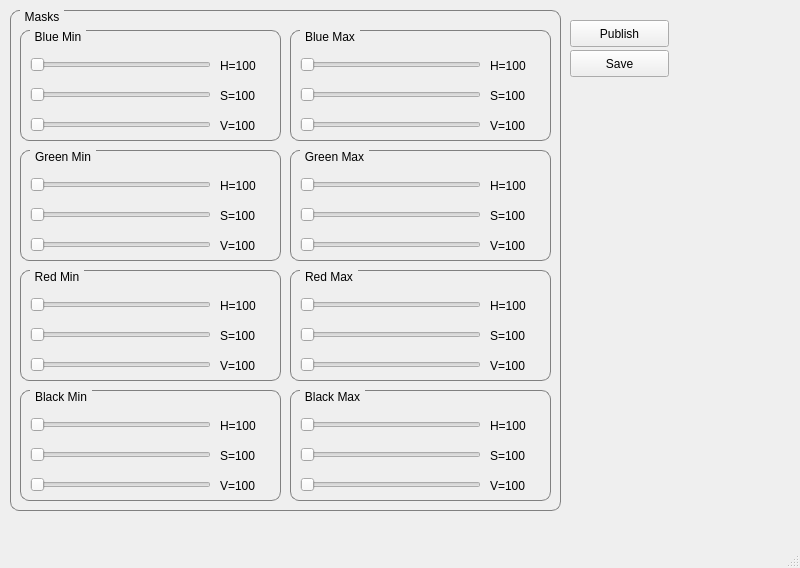
The window that larc_settings/config/larc_settings_gui.ui (edgarcamilocamacho/larc_2019) describes before a commit, drawn with Qt 5.
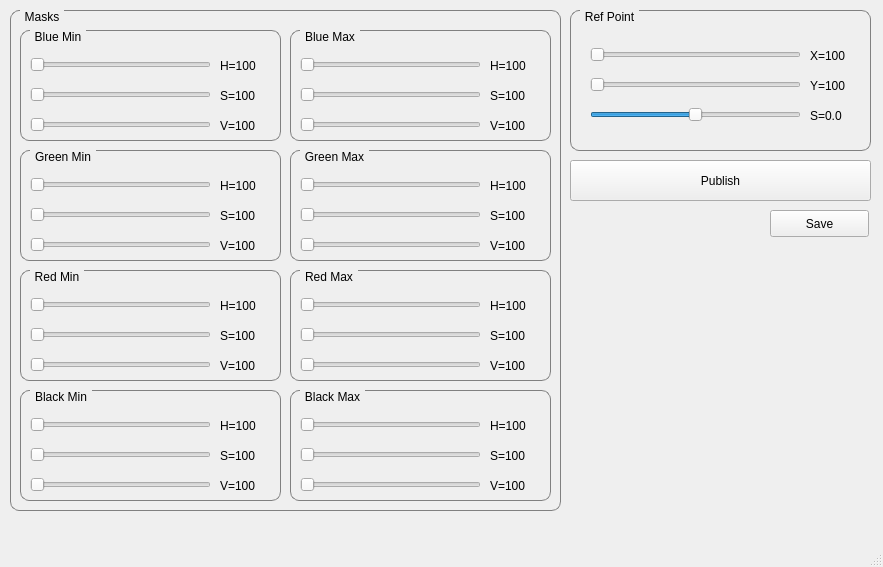
The same window after the commit.

What changed in the file:
```diff
--- a/larc_settings/config/larc_settings_gui.ui
+++ b/larc_settings/config/larc_settings_gui.ui
@@ -6,8 +6,8 @@
    <rect>
     <x>0</x>
     <y>0</y>
-    <width>800</width>
-    <height>568</height>
+    <width>883</width>
+    <height>567</height>
    </rect>
   </property>
   <property name="windowTitle">
@@ -847,9 +847,9 @@
     <property name="geometry">
      <rect>
       <x>570</x>
-      <y>20</y>
-      <width>99</width>
-      <height>27</height>
+      <y>160</y>
+      <width>301</width>
+      <height>41</height>
      </rect>
     </property>
     <property name="text">
@@ -859,8 +859,8 @@
    <widget class="QPushButton" name="btn_save">
     <property name="geometry">
      <rect>
-      <x>570</x>
-      <y>50</y>
+      <x>770</x>
+      <y>210</y>
       <width>99</width>
       <height>27</height>
      </rect>
@@ -869,6 +869,128 @@
      <string>Save</string>
     </property>
    </widget>
+   <widget class="QGroupBox" name="groupBox_10">
+    <property name="geometry">
+     <rect>
+      <x>570</x>
+      <y>10</y>
+      <width>301</width>
+      <height>141</height>
+     </rect>
+    </property>
+    <property name="styleSheet">
+     <string notr="true">QGroupBox {
+    border: 1px solid gray;
+    border-radius: 9px;
+    margin-top: 0.5em;
+}
+
+QGroupBox::title {
+    subcontrol-origin: margin;
+    left: 10px;
+    padding: 0 3px 0 3px;
+}</string>
+    </property>
+    <property name="title">
+     <string>Ref Point</string>
+    </property>
+    <property name="flat">
+     <bool>false</bool>
+    </property>
+    <widget class="QSlider" name="sld_ref_s">
+     <property name="geometry">
+      <rect>
+       <x>20</x>
+       <y>90</y>
+       <width>211</width>
+       <height>29</height>
+      </rect>
+     </property>
+     <property name="minimum">
+      <number>-50</number>
+     </property>
+     <property name="maximum">
+      <number>50</number>
+     </property>
+     <property name="orientation">
+      <enum>Qt::Horizontal</enum>
+     </property>
+    </widget>
+    <widget class="QSlider" name="sld_ref_x">
+     <property name="geometry">
+      <rect>
+       <x>20</x>
+       <y>30</y>
+       <width>211</width>
+       <height>29</height>
+      </rect>
+     </property>
+     <property name="maximum">
+      <number>639</number>
+     </property>
+     <property name="orientation">
+      <enum>Qt::Horizontal</enum>
+     </property>
+    </widget>
+    <widget class="QLabel" name="lbl_ref_y">
+     <property name="enabled">
+      <bool>true</bool>
+     </property>
+     <property name="geometry">
+      <rect>
+       <x>240</x>
+       <y>60</y>
+       <width>51</width>
+       <height>31</height>
+      </rect>
+     </property>
+     <property name="text">
+      <string>Y=100</string>
+     </property>
+    </widget>
+    <widget class="QLabel" name="lbl_ref_s">
+     <property name="geometry">
+      <rect>
+       <x>240</x>
+       <y>90</y>
+       <width>51</width>
+       <height>31</height>
+      </rect>
+     </property>
+     <property name="text">
+      <string>S=0.0</string>
+     </property>
+    </widget>
+    <widget class="QLabel" name="lbl_ref_x">
+     <property name="geometry">
+      <rect>
+       <x>240</x>
+       <y>30</y>
+       <width>51</width>
+       <height>31</height>
+      </rect>
+     </property>
+     <property name="text">
+      <string>X=100</string>
+     </property>
+    </widget>
+    <widget class="QSlider" name="sld_ref_y">
+     <property name="geometry">
+      <rect>
+       <x>20</x>
+       <y>60</y>
+       <width>211</width>
+       <height>29</height>
+      </rect>
+     </property>
+     <property name="maximum">
+      <number>479</number>
+     </property>
+     <property name="orientation">
+      <enum>Qt::Horizontal</enum>
+     </property>
+    </widget>
+   </widget>
   </widget>
   <widget class="QMenuBar" name="menubar">
    <property name="geometry">
```
Left out of the diff: 2 changed lines with no effect on the pictures.
